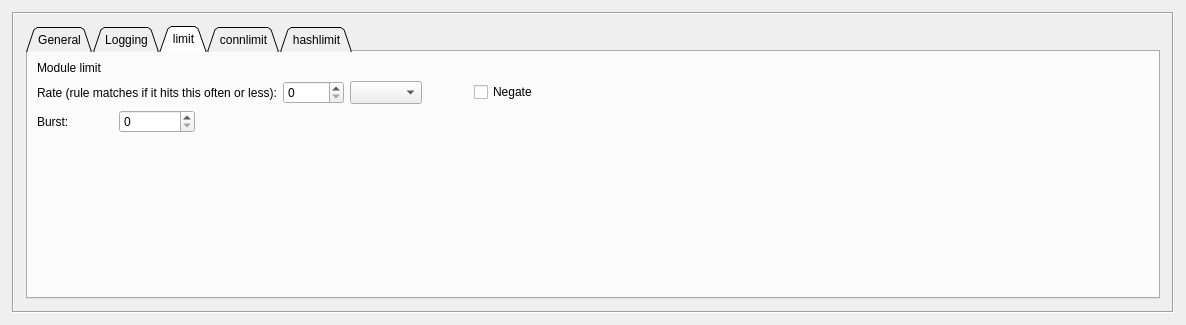
First picture: the form in src/gui/ruleoptionsdialog_q.ui, repository fwbuilder/fwbuilder, before the edit.
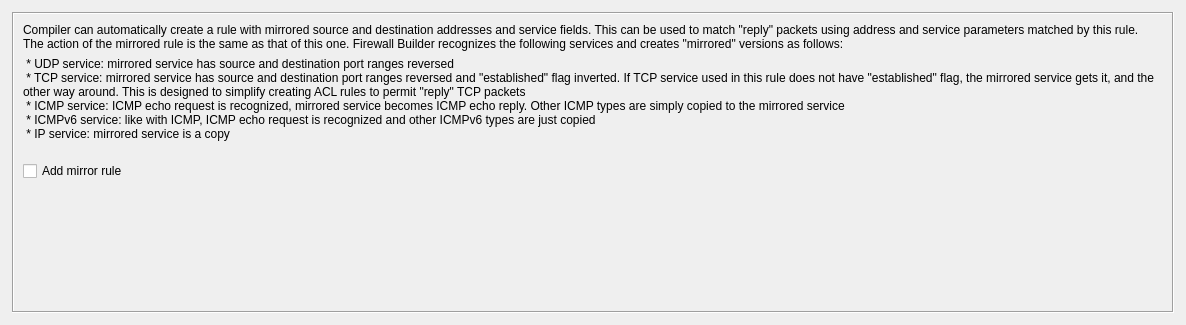
Second picture: the form after the edit.

Commit message: fixes #1241 implemented "add mirror rule" checkbox for IOSACL

```diff
--- a/src/gui/ruleoptionsdialog_q.ui
+++ b/src/gui/ruleoptionsdialog_q.ui
@@ -39,8 +39,8 @@
      <property name="midLineWidth" >
       <number>0</number>
      </property>
-     <property name="currentIndex" >
-      <number>0</number>
+     <property name="currentIndex">
+      <number>5</number>
      </property>
      <widget class="QWidget" name="ipt" >
       <layout class="QGridLayout" >
@@ -1965,9 +1965,58 @@
        </item>
       </layout>
      </widget>
-     <widget class="QWidget" name="blank" >
-      <layout class="QGridLayout" >
-       <property name="margin" >
+     <widget class="QWidget" name="iosacl">
+      <layout class="QGridLayout" name="gridLayout_11">
+       <item row="0" column="0">
+        <widget class="QLabel" name="label_2">
+         <property name="text">
+          <string>Compiler can automatically create a rule with mirrored source and destination addresses and service fields. This can be used to match &quot;reply&quot; packets using address and service parameters matched by this rule.  The action of the mirrored rule is the same as that of this one. Firewall Builder recognizes the following services and creates &quot;mirrored&quot; versions as follows: </string>
+         </property>
+         <property name="wordWrap">
+          <bool>true</bool>
+         </property>
+        </widget>
+       </item>
+       <item row="1" column="0">
+        <widget class="QLabel" name="label_3">
+         <property name="text">
+          <string> * UDP service: mirrored service has source and destination port ranges reversed
+ * TCP service: mirrored service has source and destination port ranges reversed and &quot;established&quot; flag inverted. If TCP service used in this rule does not have &quot;established&quot; flag, the mirrored service gets it, and the other way around. This is designed to simplify creating ACL rules to permit &quot;reply&quot; TCP packets
+ * ICMP service: ICMP echo request is recognized, mirrored service becomes ICMP echo reply. Other ICMP types are simply copied to the mirrored service
+ * ICMPv6 service: like with ICMP, ICMP echo request is recognized and other ICMPv6 types are just copied
+ * IP service: mirrored service is a copy
+</string>
+         </property>
+         <property name="wordWrap">
+          <bool>true</bool>
+         </property>
+        </widget>
+       </item>
+       <item row="2" column="0">
+        <widget class="QCheckBox" name="iosacl_add_mirror_rule">
+         <property name="text">
+          <string>Add mirror rule</string>
+         </property>
+        </widget>
+       </item>
+       <item row="3" column="0">
+        <spacer name="verticalSpacer">
+         <property name="orientation">
+          <enum>Qt::Vertical</enum>
+         </property>
+         <property name="sizeHint" stdset="0">
+          <size>
+           <width>20</width>
+           <height>73</height>
+          </size>
+         </property>
+        </spacer>
+       </item>
+      </layout>
+     </widget>
+     <widget class="QWidget" name="blank">
+      <layout class="QGridLayout">
+       <property name="margin">
         <number>2</number>
        </property>
        <property name="spacing" >
```
Left out of the diff: 1533 changed lines with no effect on the pictures. The commit also changes 9 other files.
